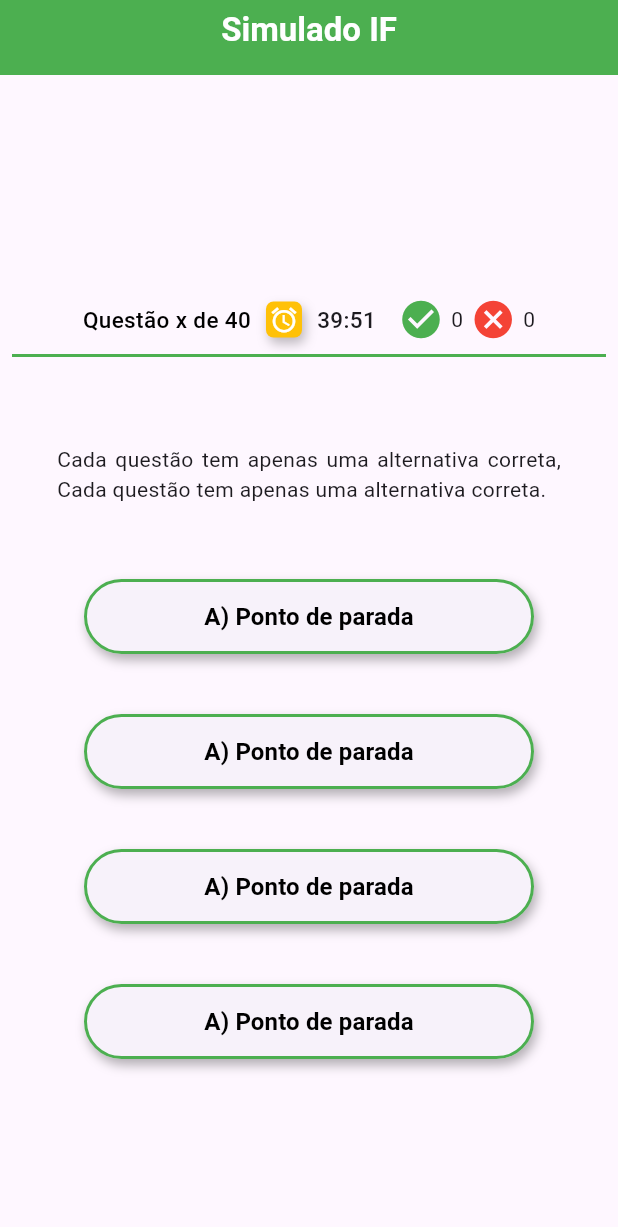
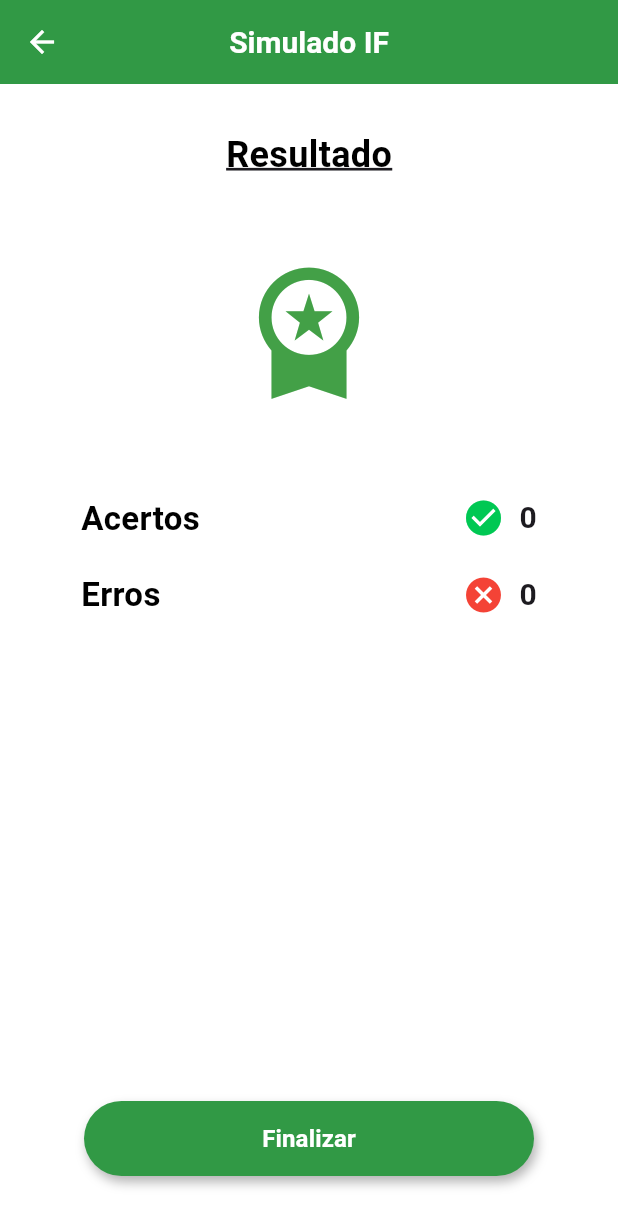
Before and after one commit to jMesquita00/Seletivo-IF, a Flutter app: the Simulated screen opened directly, after a tap on "A) Ponto de parada", on a phone screen of 412 x 824 dp. Shown: the top 1227 px of the screen. Run offline on Flutter 3.47's test engine with Material 3 defaults, Android fonts, the phone set to English and light mode, and no system bars.

Commit message:
Adicionado tela de resultados do simulado

```diff
--- a/lib/modules/simulated/simulated.dart
+++ b/lib/modules/simulated/simulated.dart
@@ -1,5 +1,6 @@
 import 'package:flutter/material.dart';
 import 'package:seletivo_if/shared/widgets/buton.dart';
+import 'package:seletivo_if/modules/simulated/simulated_result.dart';
 
 class Simulated extends StatelessWidget {
   const Simulated({super.key});
@@ -111,17 +112,10 @@ class Simulated extends StatelessWidget {
               corFundo: Colors.green,
               corTexto: Colors.black,
               onPressed: () {
-                print("Proxima questão");
-              },
-              fundo: false,
-            ),
-            SizedBox(height: 40),
-            MyButton(
-              conteudo: "A) Ponto de parada",
-              corFundo: Colors.green,
-              corTexto: Colors.black,
-              onPressed: () {
-                print("Proxima questão");
+                Navigator.pushReplacement(
+                  context,
+                  MaterialPageRoute(builder: (context) => SimulatedResult()),
+                );
               },
               fundo: false,
             ),
--- /dev/null
+++ b/lib/modules/simulated/simulated_result.dart
@@ -0,0 +1,141 @@
+import 'package:flutter/material.dart';
+import 'package:seletivo_if/shared/widgets/buton.dart';
+import 'package:seletivo_if/modules/simulated/simulatedInf.dart';
+
+class SimulatedResult extends StatelessWidget {
+  final int acertos;
+  final int erros;
+
+  const SimulatedResult({
+    super.key,
+    this.acertos = 0,
+    this.erros = 0
+  });
+
+  @override
+  Widget build(BuildContext context) {
+    return Scaffold(
+      backgroundColor: Colors.white,
+      appBar: AppBar(
+        backgroundColor: const Color.fromRGBO(49, 153, 69, 1),
+        elevation: 0,
+        centerTitle: true,
+        title: const Text(
+          "Simulado IF",
+          style: TextStyle(
+            color: Colors.white,
+            fontWeight: FontWeight.bold,
+            fontSize: 20
+          ),
+        ),
+        leading: IconButton(
+          icon: const Icon(Icons.arrow_back, color: Colors.white),
+          onPressed: () {
+            Navigator.pop(context);
+          },
+        ),
+      ),
+      body: Padding(
+        padding: const EdgeInsets.symmetric(horizontal: 24.0),
+        child: Column(
+          children: [
+            const SizedBox(height: 30),
+
+            // Título Sublinhado
+            const Text(
+              "Resultado",
+              style: TextStyle(
+                fontSize: 24,
+                fontWeight: FontWeight.bold,
+                color: Colors.black,
+                decoration: TextDecoration.underline,
+                decorationThickness: 1.5,
+              ),
+            ),
+
+            const SizedBox(height: 50),
+
+            Icon(
+              Icons.workspace_premium,
+              size: 100,
+              color: Colors.green[600],
+            ),
+
+            const SizedBox(height: 60),
+
+            // Linha de Acertos
+            _buildStatRow(
+              label: "Acertos",
+              count: acertos,
+              icon: Icons.check_circle,
+              iconColor: const Color(0xFF00C853)
+            ),
+
+            const SizedBox(height: 20),
+
+            // Linha de Erros
+            _buildStatRow(
+              label: "Erros",
+              count: erros,
+              icon: Icons.cancel,
+              iconColor: Colors.red // Vermelho
+            ),
+
+            const Spacer(),
+
+            // Botão Finalizar
+            MyButton(
+              conteudo: ('Finalizar'),
+              corFundo: Color(0xFF319945),
+              corTexto: Colors.white,
+              onPressed: () {
+                Navigator.pushReplacement( context, MaterialPageRoute(builder: (context) => SimulatedInf()),
+                );
+              },
+              fundo: true
+            ),
+
+            const SizedBox(height: 40), // Espaço abaixo do botão
+          ],
+        ),
+      ),
+    );
+  }
+
+  Widget _buildStatRow({
+    required String label,
+    required int count,
+    required IconData icon,
+    required Color iconColor
+  }) {
+    return Padding(
+      padding: const EdgeInsets.symmetric(horizontal: 30.0),
+      child: Row(
+        mainAxisAlignment: MainAxisAlignment.spaceBetween,
+        children: [
+          Text(
+            label,
+            style: const TextStyle(
+              fontSize: 22,
+              fontWeight: FontWeight.w600,
+              color: Colors.black,
+            ),
+          ),
+          Row(
+            children: [
+              Icon(icon, color: iconColor, size: 28),
+              const SizedBox(width: 10),
+              Text(
+                "$count",
+                style: const TextStyle(
+                  fontSize: 20,
+                  fontWeight: FontWeight.bold,
+                ),
+              ),
+            ],
+          )
+        ],
+      ),
+    );
+  }
+}
--- a/lib/modules/splash/splash_page.dart
+++ b/lib/modules/splash/splash_page.dart
@@ -1,5 +1,4 @@
 import 'package:flutter/material.dart';
-import 'package:seletivo_if/modules/auth/createAccountPage.dart';
 import 'package:seletivo_if/modules/auth/loginScreen.dart';
 
 class SplashPage extends StatefulWidget {
```
